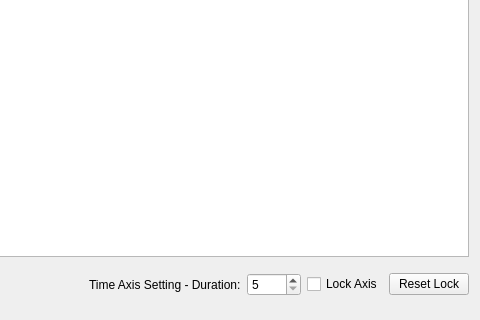
First picture: the form in rosflight_rqt_plugins/resources/param_tuning.ui, repository rosflight/rosflight_ros_pkgs, before the edit; both pictures show x 1020 to 1500 and y 180 to 500 of the 1500 by 500 pixel window.
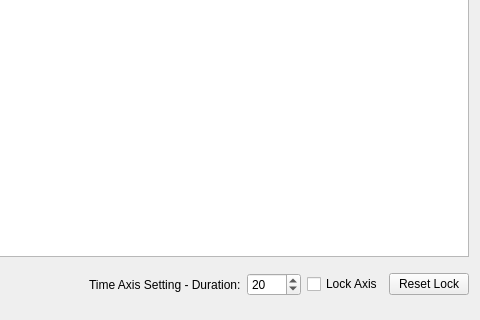
Second picture: the form after the edit.

Commit message: Misc tweaks to plotter defaults

Diff of the .ui file:
```diff
--- a/rosflight_rqt_plugins/resources/param_tuning.ui
+++ b/rosflight_rqt_plugins/resources/param_tuning.ui
@@ -102,7 +102,7 @@
             <enum>QAbstractSpinBox::DefaultStepType</enum>
            </property>
            <property name="value">
-            <number>5</number>
+            <number>20</number>
            </property>
           </widget>
          </item>
```
The commit also changes 2 other files.
